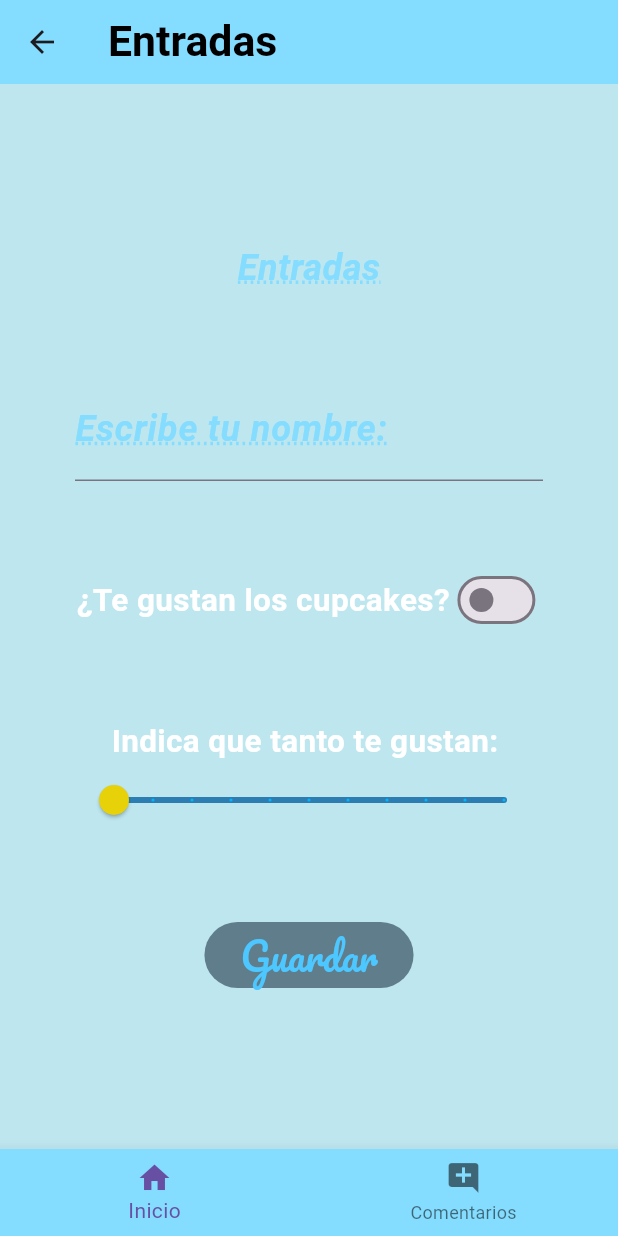
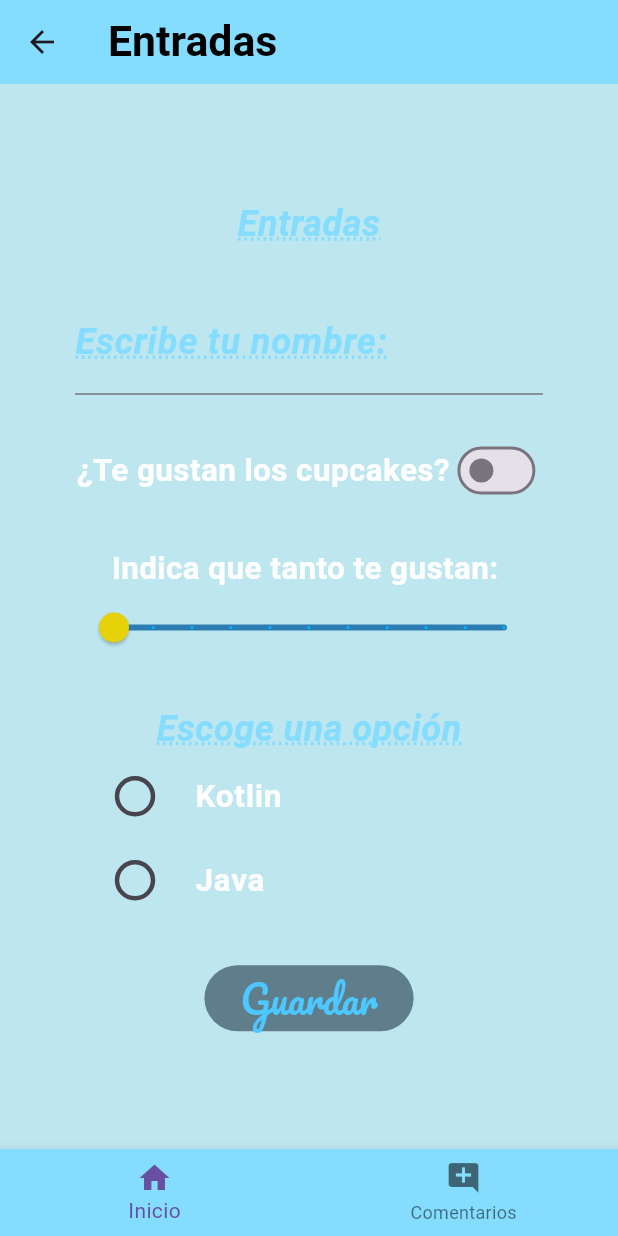
Before and after one commit to MGabriela29/FlutterComponents, a Flutter app: the InputsScreen screen opened directly, on a phone screen of 412 x 824 dp. Run offline on Flutter 3.47's test engine with Material 3 defaults, Android fonts, the phone set to English and light mode, and no system bars; our stand-ins replace google_fonts, transparent_image; Roboto replaces fonts that are missing (Gabriela, Laila).

```diff
--- a/lib/screens/inputs_screen.dart
+++ b/lib/screens/inputs_screen.dart
@@ -11,6 +11,8 @@ class InputsScreen extends StatefulWidget {
 class _InputsScreenState extends State<InputsScreen> {
   bool switchValue = false; //controla el widget swicht //variable de clase
   double sliderValue = 0.0;
+  int radioSelected=0;
+
   @override
   Widget build(BuildContext context) {
     return   Scaffold(
@@ -28,6 +30,7 @@ class _InputsScreenState extends State<InputsScreen> {
             entradaNombre(),
             entradaSwicht(),
             entradasSlider(),
+            entradaRadio(),
                const ElevatedButton(
                 onPressed: null,
                 child: Text('Guardar',
@@ -106,4 +109,47 @@ Column entradasSlider(){
   );
 }
 
+Column entradaRadio(){
+  return Column(
+    children:[
+      Text('Escoge una opción',
+      style: AppTheme.lightTheme.textTheme.headlineLarge,),
+      ListTile(
+        title: Text('Kotlin',
+        style: AppTheme.lightTheme.textTheme.headlineMedium,),
+        leading: Transform.scale(
+          scale: 1.5,
+          child: Radio(
+            value: 1,//id de la opcion seleccionada
+            groupValue: radioSelected,
+            onChanged: (value){
+              setState(() {
+                radioSelected= value!;
+                print('Seleccion del botón radio: $radioSelected');
+              });
+            },
+          ),
+        ),
+      ),
+      ListTile(
+        title: Text('Java',
+        style: AppTheme.lightTheme.textTheme.headlineMedium,),
+        leading: Transform.scale(
+          scale: 1.5,
+          child: Radio(
+            value: 2,//id de la opcion seleccionada
+            groupValue: radioSelected,
+            onChanged: (value){
+              setState(() {
+                radioSelected= value!;
+                print('Seleccion del botón radio: $radioSelected');
+              });
+            },
+          ),
+        ),
+      ),
+    ]
+  );
 }
+
+}
```
